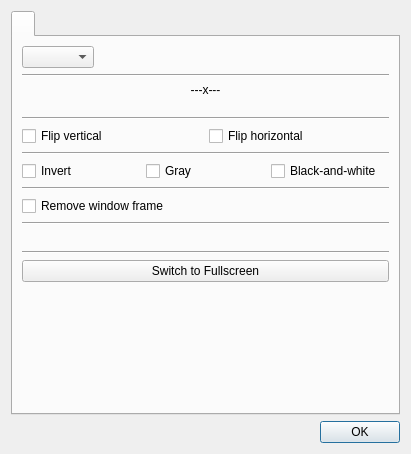
Qt form src/camera/camerasettingsdialog.ui (vkohaupt/vokoscreenNG) before a commit.
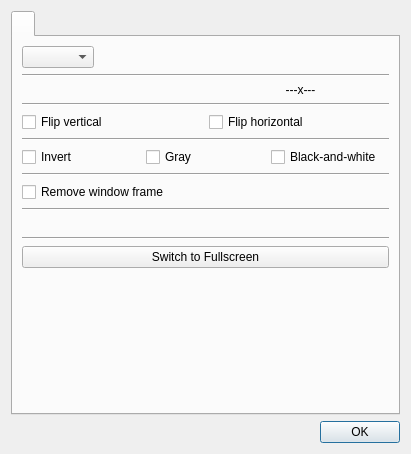
The same form after that commit. Icons and pictures are not drawn.

Commit message: Camera: New feature ellipse and circle

Patch:
```diff
--- a/src/camera/camerasettingsdialog.ui
+++ b/src/camera/camerasettingsdialog.ui
@@ -79,20 +79,6 @@
           <property name="bottomMargin">
            <number>0</number>
           </property>
-          <item>
-           <layout class="QHBoxLayout" name="horizontalLayout_44">
-            <item>
-             <widget class="QLabel" name="labelCameraWindowSize">
-              <property name="text">
-               <string notr="true">---x---</string>
-              </property>
-              <property name="alignment">
-               <set>Qt::AlignCenter</set>
-              </property>
-             </widget>
-            </item>
-           </layout>
-          </item>
           <item>
            <layout class="QHBoxLayout" name="horizontalLayout_3">
             <property name="spacing">
@@ -117,6 +103,20 @@
               </property>
              </widget>
             </item>
+            <item>
+             <layout class="QHBoxLayout" name="horizontalLayout_44">
+              <item>
+               <widget class="QLabel" name="labelCameraWindowSize">
+                <property name="text">
+                 <string notr="true">---x---</string>
+                </property>
+                <property name="alignment">
+                 <set>Qt::AlignCenter</set>
+                </property>
+               </widget>
+              </item>
+             </layout>
+            </item>
            </layout>
           </item>
          </layout>
```
The commit also changes 48 other files.
